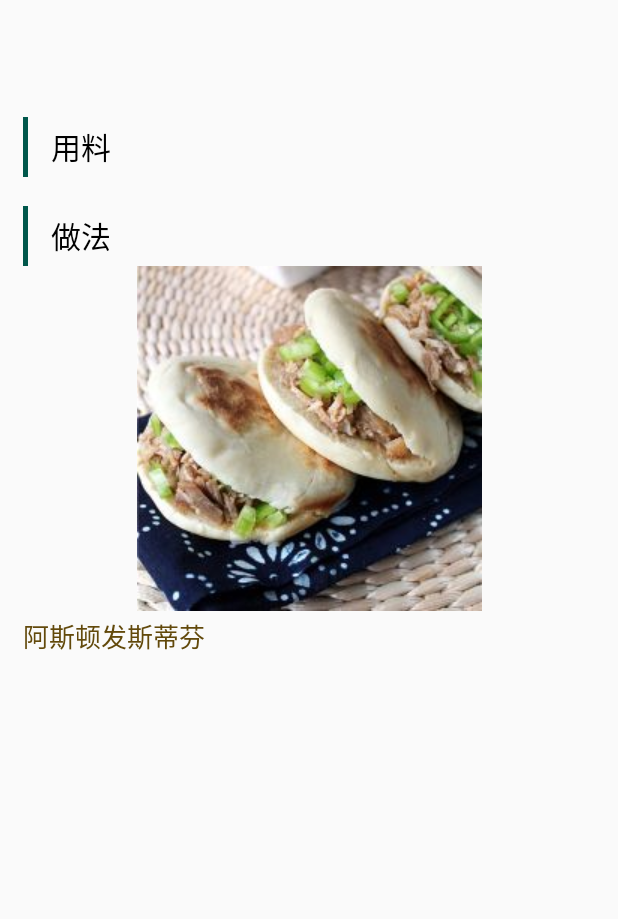
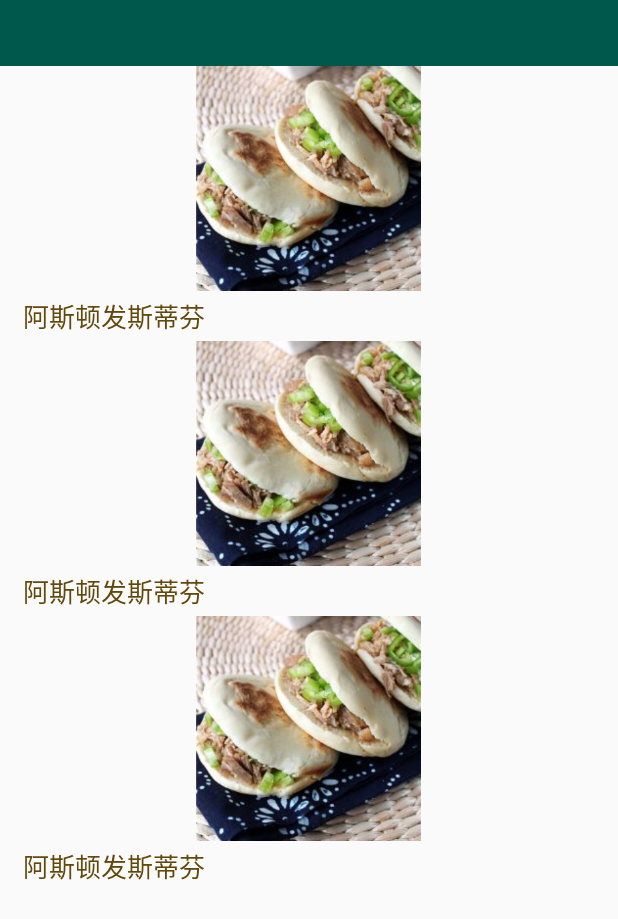
Before and after one commit to Aa136075837/MacCookBookJetpack, an Android app: the layout activity_detail.xml on its own in the app's theme, with its tools: preview values and no code run, on a phone screen of 412 x 824 dp. Shown: the top 919 px of the screen. Run offline under Robolectric (Android 15) with nearby library versions, the phone set to English and light mode, and no system bars.

Commit message:
[IMP]1.布局优化

```diff
--- a/app/src/main/java/com/cmft/macjetpackdemo/ui/search/SearchResultAdapter.kt
+++ b/app/src/main/java/com/cmft/macjetpackdemo/ui/search/SearchResultAdapter.kt
@@ -41,6 +41,7 @@ class SearchResultAdapter : RecyclerView.Adapter<SearchResultAdapter.SearchResul
             holder.itemView.setOnClickListener {
                 val intent = Intent(mContext, DetailActivity::class.java)
                 intent.putExtra(DetailActivity.DETAIL_CLASSID, id)
+                intent.putExtra(DetailActivity.DETAIL_NAME, name)
                 mContext.startActivity(intent)
             }
         }
--- a/app/src/main/res/layout/activity_detail.xml
+++ b/app/src/main/res/layout/activity_detail.xml
@@ -1,84 +1,24 @@
 <?xml version="1.0" encoding="utf-8"?>
-<androidx.constraintlayout.widget.ConstraintLayout
+<LinearLayout
         xmlns:android="http://schemas.android.com/apk/res/android"
         xmlns:tools="http://schemas.android.com/tools"
         xmlns:app="http://schemas.android.com/apk/res-auto"
         android:layout_width="match_parent"
         android:layout_height="match_parent"
-        tools:context=".ui.detail.DetailActivity">
+        tools:context=".ui.detail.DetailActivity"
+        android:orientation="vertical">
 
     <androidx.appcompat.widget.Toolbar
             android:id="@+id/mDetailToolbar"
             android:layout_width="match_parent"
+            android:background="@color/colorPrimaryDark"
             android:layout_height="44dp"/>
-
-    <TextView
-            android:id="@+id/mFoodNameTv"
-            android:layout_width="match_parent"
-            android:layout_height="wrap_content"
-            android:paddingTop="3dp"
-            android:paddingBottom="3dp"
-            android:paddingLeft="10dp"
-            android:textSize="20sp"
-            android:textColor="@android:color/black"
-            app:layout_constraintTop_toBottomOf="@+id/mDetailToolbar"/>
-
-    <ImageView
-            android:id="@+id/detail_sign"
-            android:layout_width="3dp"
-            android:layout_height="40dp"
-            android:layout_marginLeft="15dp"
-            app:layout_constraintLeft_toLeftOf="parent"
-            app:layout_constraintTop_toBottomOf="@+id/mFoodNameTv"
-            android:background="@color/colorPrimaryDark"/>
-
-    <TextView
-            android:layout_width="wrap_content"
-            app:layout_constraintLeft_toRightOf="@id/detail_sign"
-            app:layout_constraintTop_toBottomOf="@+id/mFoodNameTv"
-            android:textSize="20sp"
-            android:gravity="center"
-            android:layout_marginLeft="15dp"
-            android:textColor="@android:color/black"
-            android:layout_height="40dp"
-            android:text="@string/material"/>
-
-    <TextView
-            android:id="@+id/mDetailMaterialTv"
-            android:layout_width="match_parent"
-            android:layout_marginLeft="15dp"
-            android:layout_marginRight="15dp"
-            app:layout_constraintTop_toBottomOf="@+id/detail_sign"
-            android:layout_height="wrap_content"/>
-
-
-    <ImageView
-            android:id="@+id/detail_sign_method"
-            android:layout_width="3dp"
-            android:layout_height="40dp"
-            android:layout_marginLeft="15dp"
-            app:layout_constraintLeft_toLeftOf="parent"
-            app:layout_constraintTop_toBottomOf="@+id/mDetailMaterialTv"
-            android:background="@color/colorPrimaryDark"/>
-
-    <TextView
-            android:layout_width="wrap_content"
-            app:layout_constraintLeft_toRightOf="@id/detail_sign_method"
-            app:layout_constraintTop_toBottomOf="@+id/mDetailMaterialTv"
-            android:textSize="20sp"
-            android:gravity="center"
-            android:layout_marginLeft="15dp"
-            android:textColor="@android:color/black"
-            android:layout_height="40dp"
-            android:text="@string/method"/>
-
 
     <androidx.recyclerview.widget.RecyclerView
             android:id="@+id/mDetailRv"
-            app:layout_constraintTop_toBottomOf="@+id/detail_sign_method"
             android:layout_width="match_parent"
-            android:layout_height="wrap_content"
+            android:layout_height="match_parent"
             app:layoutManager="androidx.recyclerview.widget.LinearLayoutManager"
             tools:listitem="@layout/item_detail_proces"/>
 
-</androidx.constraintlayout.widget.ConstraintLayout>
+</LinearLayout>
--- a/app/src/main/res/layout/activity_main.xml
+++ b/app/src/main/res/layout/activity_main.xml
@@ -19,9 +19,9 @@
             android:layout_marginLeft="30dp"
             android:layout_marginRight="30dp"
             android:paddingLeft="20dp"
-            android:paddingTop="1dp"
-            android:paddingRight="1dp"
-            android:paddingBottom="1dp"
+            android:paddingTop="2dp"
+            android:paddingRight="2dp"
+            android:paddingBottom="2dp"
             android:background="@drawable/main_search_bg_shape"
             app:layout_constraintTop_toTopOf="parent"
             app:layout_constraintBottom_toBottomOf="parent">
--- a/app/src/main/res/layout/item_detail_proces.xml
+++ b/app/src/main/res/layout/item_detail_proces.xml
@@ -3,13 +3,14 @@
               xmlns:tools="http://schemas.android.com/tools"
               android:orientation="vertical"
               android:layout_width="match_parent"
-              android:layout_height="match_parent">
+              android:gravity="center"
+              android:layout_height="wrap_content">
 
     <ImageView
             android:id="@+id/mItemDetailIv"
-            android:layout_width="match_parent"
+            android:layout_width="230dp"
             android:scaleType="centerInside"
-            android:layout_height="wrap_content"
+            android:layout_height="150dp"
             android:minHeight="150dp"
             tools:src="@drawable/test"/>
 
```
Also changed, not shown: app/src/main/java/com/cmft/macjetpackdemo/ui/detail/DetailActivity.kt (+9 -9 lines), app/src/main/java/com/cmft/macjetpackdemo/ui/detail/DetailAdapter.kt (+53 -11 lines), app/src/main/java/com/cmft/macjetpackdemo/util/GlideUtil.kt (added, +57 -0 lines), app/src/main/res/layout/item_detail_content.xml (added, +86 -0 lines).
